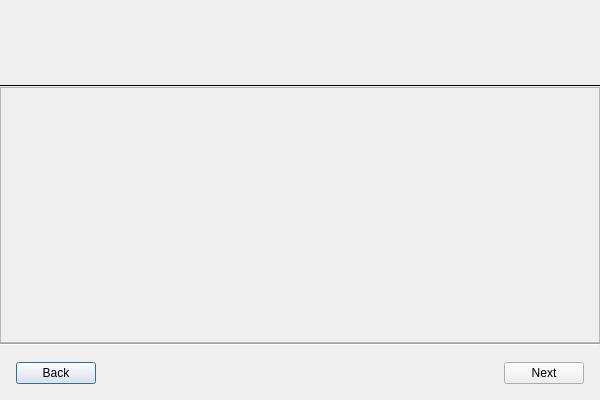
Qt form vms/client/nx_vms_client_desktop/src/nx/vms/client/desktop/resource_dialogs/camera_replacement_dialog.ui (networkoptix/nx_open) before a commit.
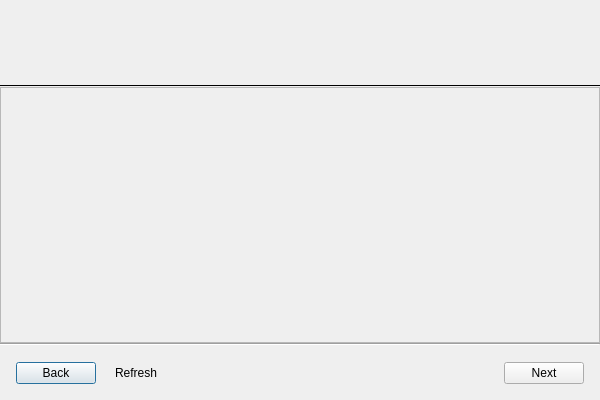
The same form after that commit. The open tabs and pages were chosen to show the change. Custom widgets are drawn as their Qt base class.

Commit message:
VMS-32519: Add 'Refresh' button to the camera selection page of the Camera Replacement dialog
Also, minor bugfixes

The edit to the form file:
```diff
--- a/vms/client/nx_vms_client_desktop/src/nx/vms/client/desktop/resource_dialogs/camera_replacement_dialog.ui
+++ b/vms/client/nx_vms_client_desktop/src/nx/vms/client/desktop/resource_dialogs/camera_replacement_dialog.ui
@@ -346,6 +346,22 @@
        </property>
       </widget>
      </item>
+     <item>
+      <widget class="QPushButton" name="refreshButton">
+       <property name="focusPolicy">
+        <enum>Qt::NoFocus</enum>
+       </property>
+       <property name="text">
+        <string>Refresh</string>
+       </property>
+       <property name="autoDefault">
+        <bool>false</bool>
+       </property>
+       <property name="flat">
+        <bool>true</bool>
+       </property>
+      </widget>
+     </item>
      <item>
       <spacer name="footerSpacer">
        <property name="orientation">
```
Left out of the diff: 4 changed lines with no effect on the pictures. The commit also changes 3 other files.
